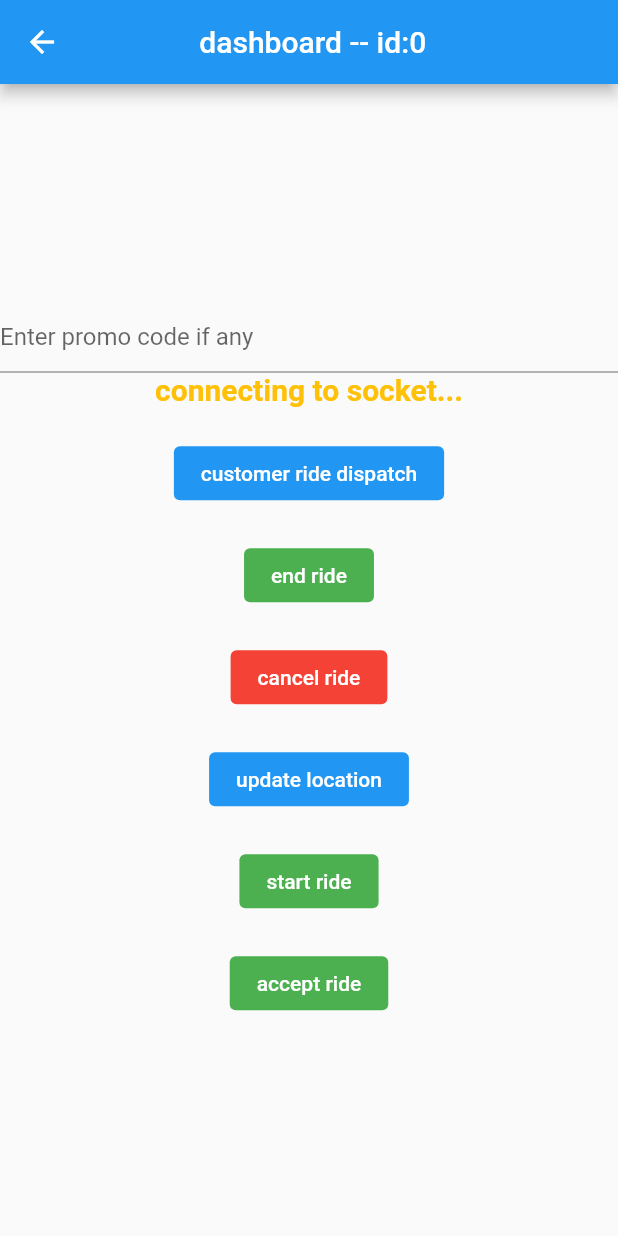
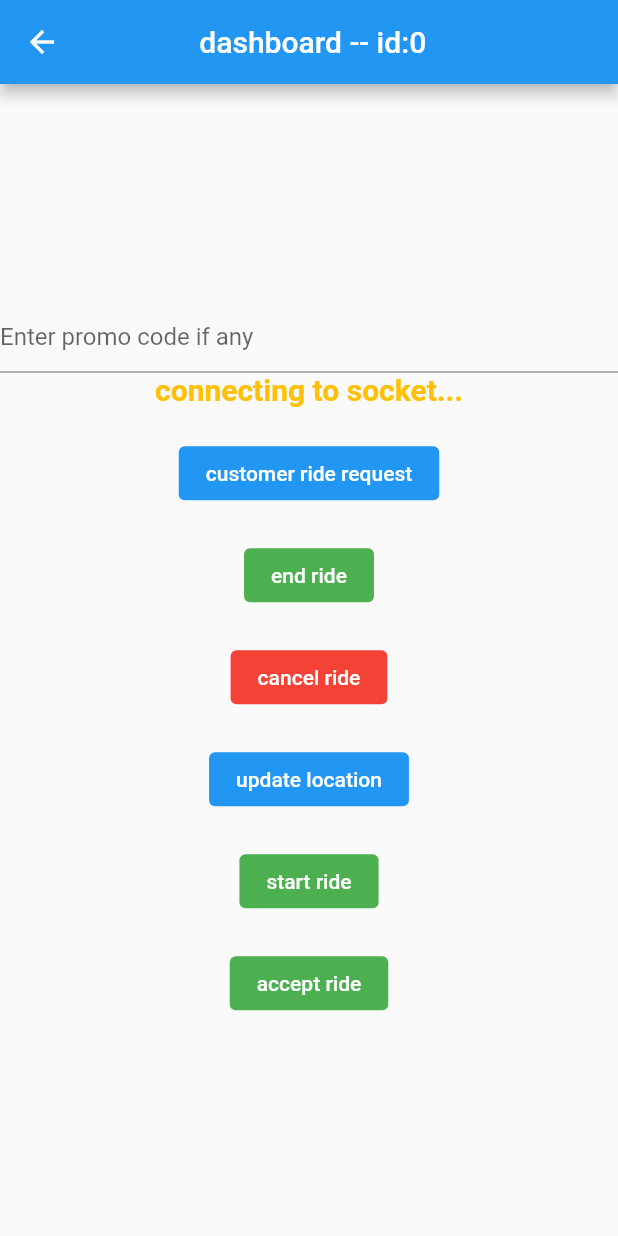
Before and after one commit to titanium-cmd/ride-app-flutter, a Flutter app: the HomePage screen opened directly with empty values, on a phone screen of 412 x 824 dp. Run offline on Flutter 3.47's test engine with Material 2 defaults, Android fonts, the phone set to English and light mode, and no system bars; our stand-ins replace socket_io_client; network calls fail.

```diff
--- a/lib/homepage.dart
+++ b/lib/homepage.dart
@@ -206,7 +206,7 @@ class _HomePageState extends State<HomePage> {
               ),
               const SizedBox(height: 20),
               TextButton(
-                child: const Text('customer ride dispatch', style: TextStyle(color: Colors.white),),
+                child: const Text('customer ride request', style: TextStyle(color: Colors.white),),
                 onPressed: (){
                   customerRideRequest();
                 },
```
